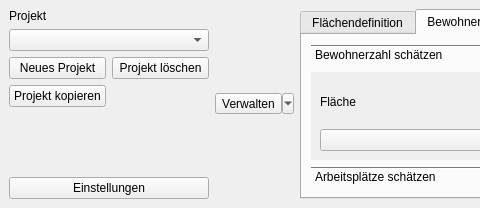
Qt form projektcheck/ProjektCheck_dockwidget_base.ui (projektcheck/ProjektCheck-QGIS) before a commit; both pictures show x 0 to 480 and y 0 to 208 of the 1091 by 208 pixel window.
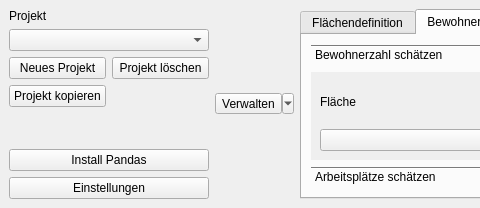
The same form after that commit. The open tabs and pages were chosen to show the change. Icons and pictures are not drawn.

Commit message: pandas installer

Diff of the .ui file:
```diff
--- a/projektcheck/ProjektCheck_dockwidget_base.ui
+++ b/projektcheck/ProjektCheck_dockwidget_base.ui
@@ -72,6 +72,13 @@
         </property>
        </spacer>
       </item>
+      <item>
+       <widget class="QPushButton" name="pandas_button">
+        <property name="text">
+         <string>Install Pandas</string>
+        </property>
+       </widget>
+      </item>
       <item>
        <widget class="QPushButton" name="pushButton_6">
         <property name="text">
```
Left out of the diff: 4 changed lines with no effect on the pictures. The commit also changes 2 other files.
